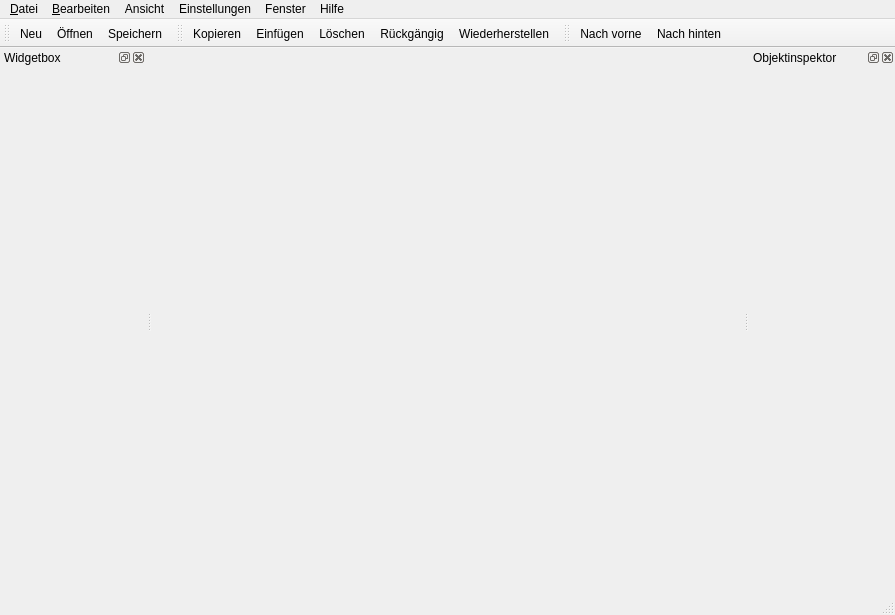
First picture: the form in tools/cybol_generator/cyboldesigner/cybolmainwindow.ui, repository GitMirroring/cybop, before the edit.
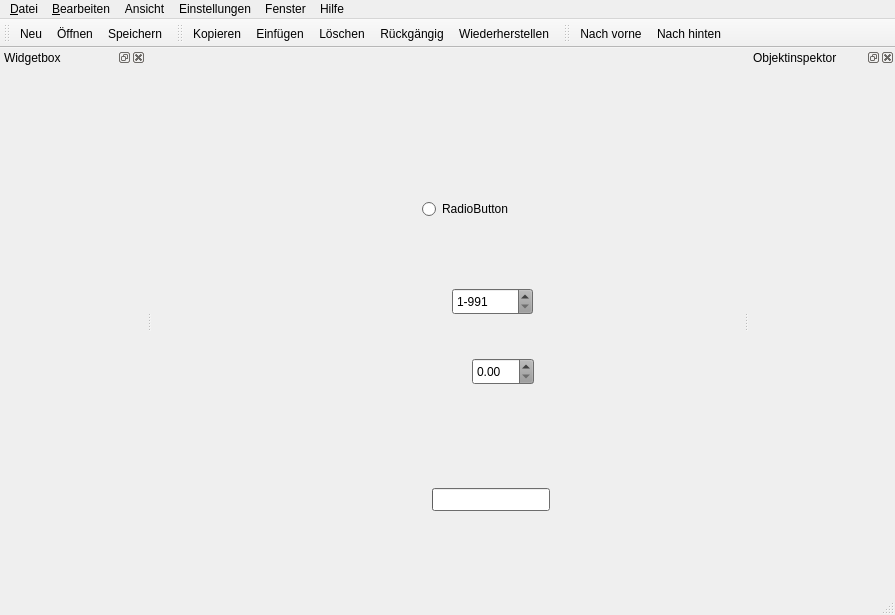
Second picture: the form after the edit. Icons and pictures are not drawn.

The edit to the form file:
```diff
--- a/tools/cybol_generator/cyboldesigner/cybolmainwindow.ui
+++ b/tools/cybol_generator/cyboldesigner/cybolmainwindow.ui
@@ -433,6 +433,94 @@
      </disabled>
     </palette>
    </property>
+   <widget class="QRadioButton" name="radioButton">
+    <property name="geometry">
+     <rect>
+      <x>270</x>
+      <y>150</y>
+      <width>117</width>
+      <height>22</height>
+     </rect>
+    </property>
+    <property name="text">
+     <string>RadioButton</string>
+    </property>
+   </widget>
+   <widget class="QSpinBox" name="spinBox">
+    <property name="geometry">
+     <rect>
+      <x>300</x>
+      <y>240</y>
+      <width>81</width>
+      <height>27</height>
+     </rect>
+    </property>
+    <property name="wrapping">
+     <bool>false</bool>
+    </property>
+    <property name="suffix">
+     <string>1</string>
+    </property>
+    <property name="prefix">
+     <string>1</string>
+    </property>
+    <property name="minimum">
+     <number>-99</number>
+    </property>
+    <property name="value">
+     <number>-99</number>
+    </property>
+   </widget>
+   <widget class="QDoubleSpinBox" name="doubleSpinBox">
+    <property name="geometry">
+     <rect>
+      <x>320</x>
+      <y>310</y>
+      <width>62</width>
+      <height>27</height>
+     </rect>
+    </property>
+    <property name="wrapping">
+     <bool>false</bool>
+    </property>
+    <property name="specialValueText">
+     <string/>
+    </property>
+    <property name="correctionMode">
+     <enum>QAbstractSpinBox::CorrectToNearestValue</enum>
+    </property>
+    <property name="decimals">
+     <number>2</number>
+    </property>
+   </widget>
+   <widget class="QProgressBar" name="progressBar">
+    <property name="geometry">
+     <rect>
+      <x>280</x>
+      <y>440</y>
+      <width>118</width>
+      <height>23</height>
+     </rect>
+    </property>
+    <property name="minimum">
+     <number>0</number>
+    </property>
+    <property name="value">
+     <number>199</number>
+    </property>
+    <property name="textVisible">
+     <bool>true</bool>
+    </property>
+    <property name="invertedAppearance">
+     <bool>false</bool>
+    </property>
+    <property name="textDirection">
+     <enum>QProgressBar::TopToBottom</enum>
+    </property>
+    <property name="format">
+     <string>%p%</string>
+    </property>
+   </widget>
   </widget>
   <widget class="QMenuBar" name="menuBar">
    <property name="geometry">
```
Left out of the diff: 6 changed lines with no effect on the pictures.
